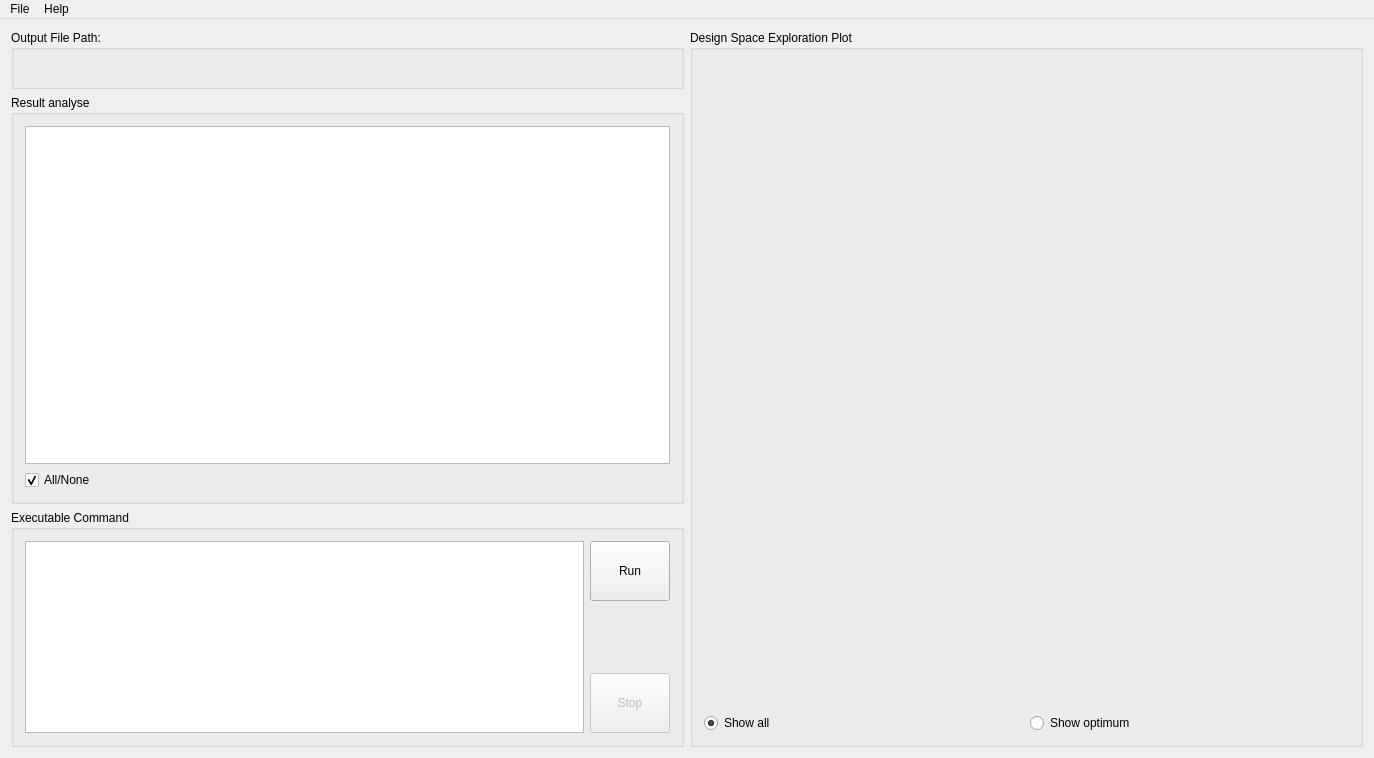
Qt form src/mainwindow.ui (DARCLabHao/DSEframe) before a commit.
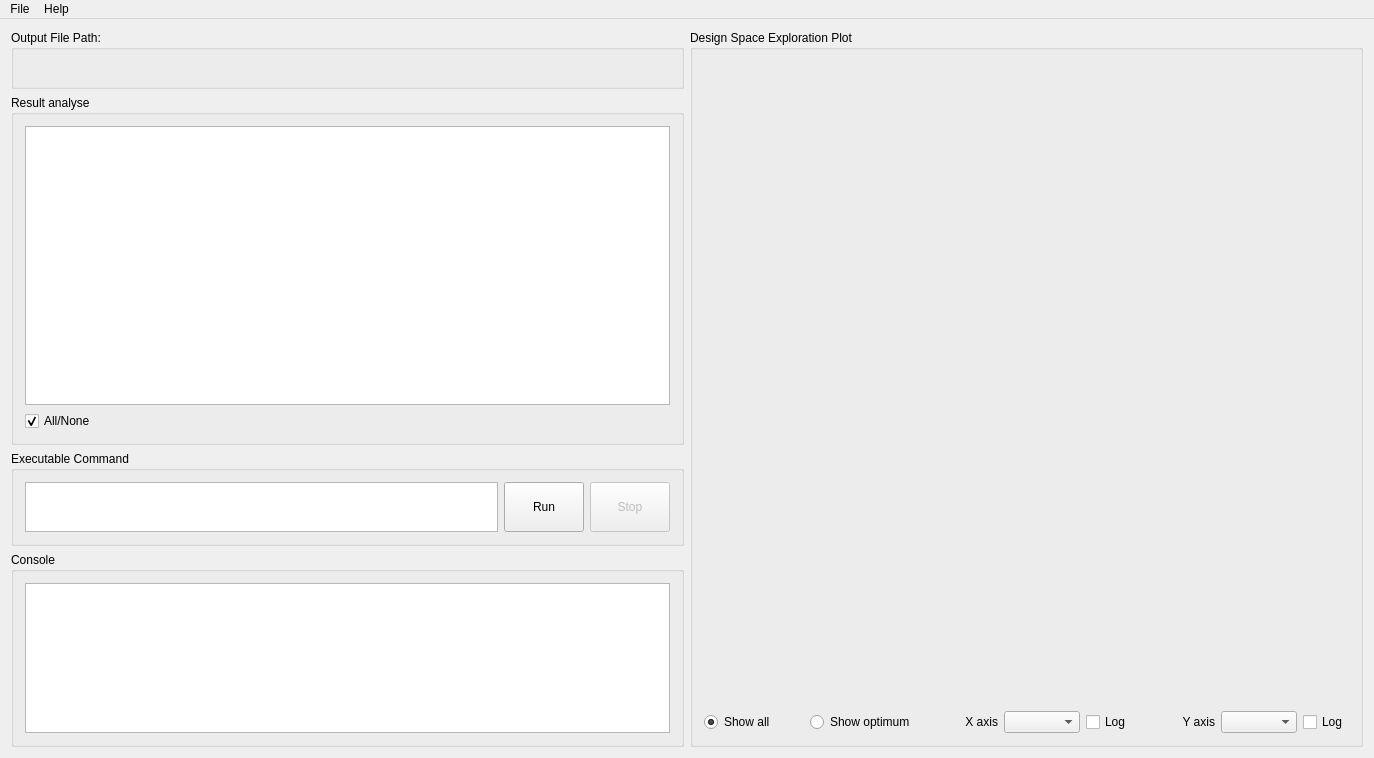
The same form after that commit. Custom widgets are drawn as their Qt base class.

What changed in the file:
```diff
--- a/src/mainwindow.ui
+++ b/src/mainwindow.ui
@@ -101,7 +101,7 @@
       <item>
        <widget class="QGroupBox" name="commandGroup">
         <property name="sizePolicy">
-         <sizepolicy hsizetype="Preferred" vsizetype="Fixed">
+         <sizepolicy hsizetype="Preferred" vsizetype="Maximum">
           <horstretch>0</horstretch>
           <verstretch>0</verstretch>
          </sizepolicy>
@@ -110,17 +110,7 @@
          <string>Executable Command</string>
         </property>
         <layout class="QGridLayout" name="gridLayout_2">
-         <item row="0" column="0" rowspan="3">
-          <widget class="QTextEdit" name="textEdit">
-           <property name="sizePolicy">
-            <sizepolicy hsizetype="Expanding" vsizetype="Expanding">
-             <horstretch>0</horstretch>
-             <verstretch>0</verstretch>
-            </sizepolicy>
-           </property>
-          </widget>
-         </item>
-         <item row="2" column="1">
+         <item row="1" column="2">
           <widget class="QPushButton" name="stopButton">
            <property name="enabled">
             <bool>false</bool>
@@ -136,7 +126,7 @@
            </property>
           </widget>
          </item>
-         <item row="0" column="1">
+         <item row="1" column="1">
           <widget class="QPushButton" name="runButton">
            <property name="sizePolicy">
             <sizepolicy hsizetype="Fixed" vsizetype="Preferred">
@@ -149,6 +139,53 @@
            </property>
           </widget>
          </item>
+         <item row="1" column="0">
+          <widget class="QTextEdit" name="textEdit">
+           <property name="sizePolicy">
+            <sizepolicy hsizetype="Expanding" vsizetype="Maximum">
+             <horstretch>0</horstretch>
+             <verstretch>0</verstretch>
+            </sizepolicy>
+           </property>
+           <property name="maximumSize">
+            <size>
+             <width>16777215</width>
+             <height>50</height>
+            </size>
+           </property>
+          </widget>
+         </item>
+        </layout>
+       </widget>
+      </item>
+      <item>
+       <widget class="QGroupBox" name="consoleGroup">
+        <property name="sizePolicy">
+         <sizepolicy hsizetype="Preferred" vsizetype="Maximum">
+          <horstretch>0</horstretch>
+          <verstretch>0</verstretch>
+         </sizepolicy>
+        </property>
+        <property name="title">
+         <string>Console</string>
+        </property>
+        <layout class="QGridLayout" name="gridLayout_5">
+         <item row="0" column="0">
+          <widget class="QTextEdit" name="consoleText">
+           <property name="sizePolicy">
+            <sizepolicy hsizetype="Preferred" vsizetype="Maximum">
+             <horstretch>0</horstretch>
+             <verstretch>0</verstretch>
+            </sizepolicy>
+           </property>
+           <property name="maximumSize">
+            <size>
+             <width>16777215</width>
+             <height>150</height>
+            </size>
+           </property>
+          </widget>
+         </item>
         </layout>
        </widget>
       </item>
@@ -182,6 +219,8 @@
        <item row="1" column="0">
         <layout class="QHBoxLayout" name="dataSelectionHorizontalLayout">
          <item>
+          <layout class="QHBoxLayout" name="allOptLayout">
+           <item>
           <widget class="QRadioButton" name="showAllRadioButton">
            <property name="text">
             <string>Show all</string>
@@ -203,6 +242,81 @@
             <bool>false</bool>
            </property>
           </widget>
+           </item>
+          </layout>
+         </item>
+         <item>
+          <layout class="QHBoxLayout" name="xAxisLayout">
+           <item>
+            <widget class="QLabel" name="xAxisLabel">
+             <property name="sizePolicy">
+              <sizepolicy hsizetype="Minimum" vsizetype="Preferred">
+               <horstretch>0</horstretch>
+               <verstretch>0</verstretch>
+              </sizepolicy>
+             </property>
+             <property name="text">
+              <string>X axis</string>
+             </property>
+             <property name="alignment">
+              <set>Qt::AlignRight|Qt::AlignTrailing|Qt::AlignVCenter</set>
+             </property>
+            </widget>
+           </item>
+           <item>
+            <widget class="QComboBox" name="xAxisList">
+             <property name="sizePolicy">
+              <sizepolicy hsizetype="Preferred" vsizetype="Fixed">
+               <horstretch>0</horstretch>
+               <verstretch>0</verstretch>
+              </sizepolicy>
+             </property>
+            </widget>
+           </item>
+           <item>
+            <widget class="QCheckBox" name="xAxisLogCheck">
+             <property name="sizePolicy">
+              <sizepolicy hsizetype="Maximum" vsizetype="Fixed">
+               <horstretch>0</horstretch>
+               <verstretch>0</verstretch>
+              </sizepolicy>
+             </property>
+             <property name="text">
+              <string>Log</string>
+             </property>
+            </widget>
+           </item>
+          </layout>
+         </item>
+         <item>
+          <layout class="QHBoxLayout" name="yAxisLayout">
+           <item>
+            <widget class="QLabel" name="yAxisLabel">
+             <property name="text">
+              <string>Y axis</string>
+             </property>
+             <property name="alignment">
+              <set>Qt::AlignRight|Qt::AlignTrailing|Qt::AlignVCenter</set>
+             </property>
+            </widget>
+           </item>
+           <item>
+            <widget class="QComboBox" name="yAxisList"/>
+           </item>
+           <item>
+            <widget class="QCheckBox" name="yAxisLogCheck">
+             <property name="sizePolicy">
+              <sizepolicy hsizetype="Maximum" vsizetype="Fixed">
+               <horstretch>0</horstretch>
+               <verstretch>0</verstretch>
+              </sizepolicy>
+             </property>
+             <property name="text">
+              <string>Log</string>
+             </property>
+            </widget>
+           </item>
+          </layout>
          </item>
         </layout>
        </item>
```
Left out of the diff: 2 changed lines with no effect on the pictures. Lines whose indentation alone changed are shown as unchanged.
